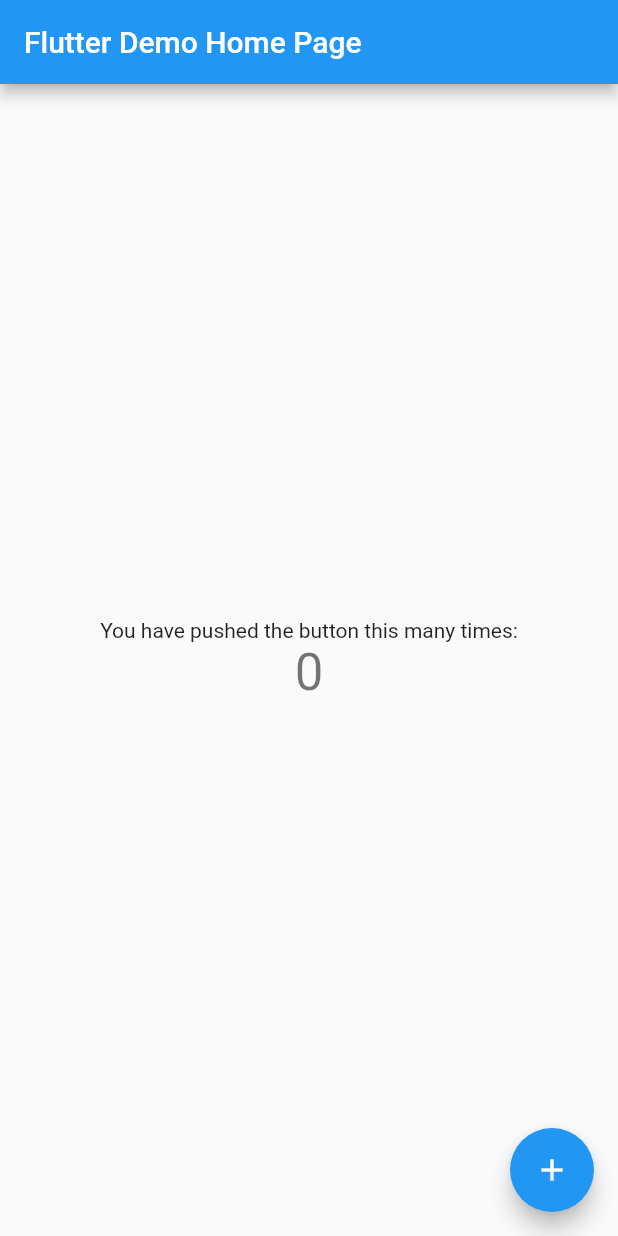
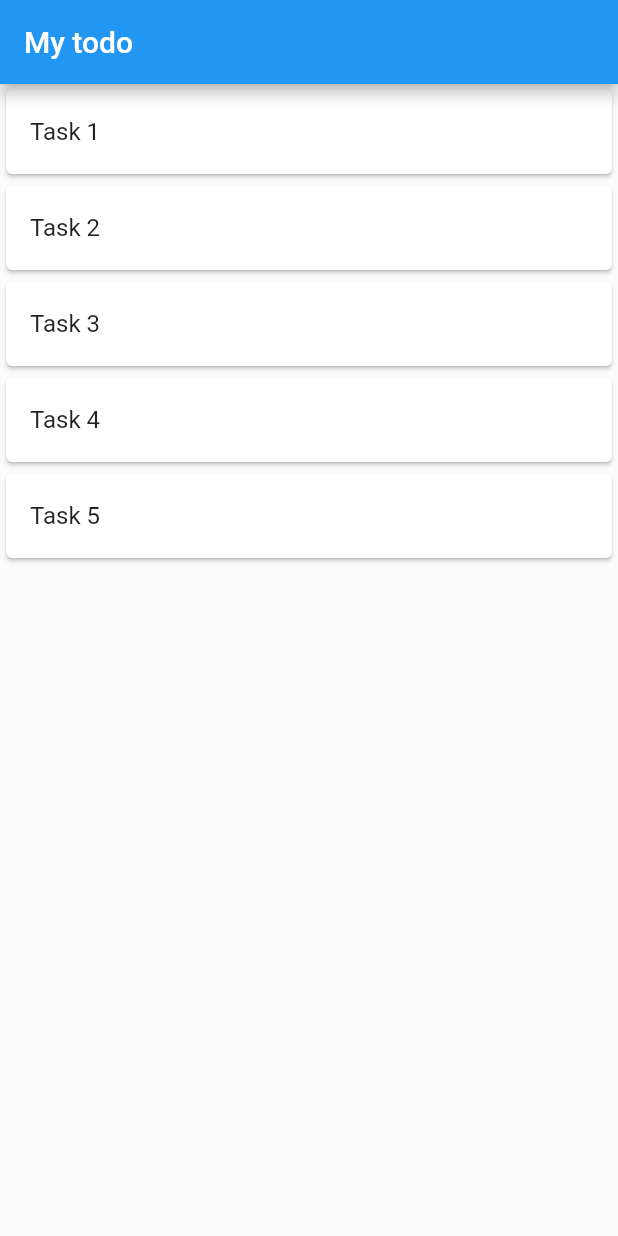
Before and after one commit to alxayeed/flutter-todo, a Flutter app: the screen it shows after launch, on a phone screen of 412 x 824 dp. Run offline on Flutter 3.47's test engine with Material 2 defaults, Android fonts, the phone set to English and light mode, and no system bars.

Commit message:
project base structure created

```diff
--- a/firebase_todo/lib/main.dart
+++ b/firebase_todo/lib/main.dart
@@ -1,115 +1,56 @@
 import 'package:flutter/material.dart';
 
 void main() {
-  runApp(const MyApp());
+  runApp(MaterialApp(
+    debugShowCheckedModeBanner: false,
+    theme: ThemeData(
+      brightness: Brightness.light,
+      primaryColor: Colors.amberAccent,
+      colorScheme:
+          ColorScheme.fromSwatch().copyWith(secondary: Colors.orangeAccent),
+    ),
+    home: const TodoApp(),
+  ));
 }
 
-class MyApp extends StatelessWidget {
-  const MyApp({Key? key}) : super(key: key);
+class TodoApp extends StatefulWidget {
+  const TodoApp({Key? key}) : super(key: key);
 
-  // This widget is the root of your application.
   @override
-  Widget build(BuildContext context) {
-    return MaterialApp(
-      title: 'Flutter Demo',
-      theme: ThemeData(
-        // This is the theme of your application.
-        //
-        // Try running your application with "flutter run". You'll see the
-        // application has a blue toolbar. Then, without quitting the app, try
-        // changing the primarySwatch below to Colors.green and then invoke
-        // "hot reload" (press "r" in the console where you ran "flutter run",
-        // or simply save your changes to "hot reload" in a Flutter IDE).
-        // Notice that the counter didn't reset back to zero; the application
-        // is not restarted.
-        primarySwatch: Colors.blue,
-      ),
-      home: const MyHomePage(title: 'Flutter Demo Home Page'),
-    );
-  }
+  _TodoAppState createState() => _TodoAppState();
 }
 
-class MyHomePage extends StatefulWidget {
-  const MyHomePage({Key? key, required this.title}) : super(key: key);
-
-  // This widget is the home page of your application. It is stateful, meaning
-  // that it has a State object (defined below) that contains fields that affect
-  // how it looks.
-
-  // This class is the configuration for the state. It holds the values (in this
-  // case the title) provided by the parent (in this case the App widget) and
-  // used by the build method of the State. Fields in a Widget subclass are
-  // always marked "final".
-
-  final String title;
+class _TodoAppState extends State<TodoApp> {
+  List<String> todos = [];
 
   @override
-  State<MyHomePage> createState() => _MyHomePageState();
-}
-
-class _MyHomePageState extends State<MyHomePage> {
-  int _counter = 0;
-
-  void _incrementCounter() {
-    setState(() {
-      // This call to setState tells the Flutter framework that something has
-      // changed in this State, which causes it to rerun the build method below
-      // so that the display can reflect the updated values. If we changed
-      // _counter without calling setState(), then the build method would not be
-      // called again, and so nothing would appear to happen.
-      _counter++;
-    });
+  void initState() {
+    super.initState();
+    todos.add("Task 1");
+    todos.add("Task 2");
+    todos.add("Task 3");
+    todos.add("Task 4");
+    todos.add("Task 5");
   }
 
   @override
   Widget build(BuildContext context) {
-    // This method is rerun every time setState is called, for instance as done
-    // by the _incrementCounter method above.
-    //
-    // The Flutter framework has been optimized to make rerunning build methods
-    // fast, so that you can just rebuild anything that needs updating rather
-    // than having to individually change instances of widgets.
     return Scaffold(
-      appBar: AppBar(
-        // Here we take the value from the MyHomePage object that was created by
-        // the App.build method, and use it to set our appbar title.
-        title: Text(widget.title),
-      ),
-      body: Center(
-        // Center is a layout widget. It takes a single child and positions it
-        // in the middle of the parent.
-        child: Column(
-          // Column is also a layout widget. It takes a list of children and
-          // arranges them vertically. By default, it sizes itself to fit its
-          // children horizontally, and tries to be as tall as its parent.
-          //
-          // Invoke "debug painting" (press "p" in the console, choose the
-          // "Toggle Debug Paint" action from the Flutter Inspector in Android
-          // Studio, or the "Toggle Debug Paint" command in Visual Studio Code)
-          // to see the wireframe for each widget.
-          //
-          // Column has various properties to control how it sizes itself and
-          // how it positions its children. Here we use mainAxisAlignment to
-          // center the children vertically; the main axis here is the vertical
-          // axis because Columns are vertical (the cross axis would be
-          // horizontal).
-          mainAxisAlignment: MainAxisAlignment.center,
-          children: <Widget>[
-            const Text(
-              'You have pushed the button this many times:',
-            ),
-            Text(
-              '$_counter',
-              style: Theme.of(context).textTheme.headline4,
-            ),
-          ],
+        appBar: AppBar(
+          title: const Text("My todo"),
         ),
-      ),
-      floatingActionButton: FloatingActionButton(
-        onPressed: _incrementCounter,
-        tooltip: 'Increment',
-        child: const Icon(Icons.add),
-      ), // This trailing comma makes auto-formatting nicer for build methods.
-    );
+        body: ListView.builder(
+          itemCount: todos.length,
+          itemBuilder: (BuildContext context, int index) {
+            return Dismissible(
+              key: Key(todos[index]),
+              child: Card(
+                child: ListTile(
+                  title: Text(todos[index]),
+                ),
+              ),
+            );
+          },
+        ));
   }
 }
```
Also changed, not shown: 1 other file.
